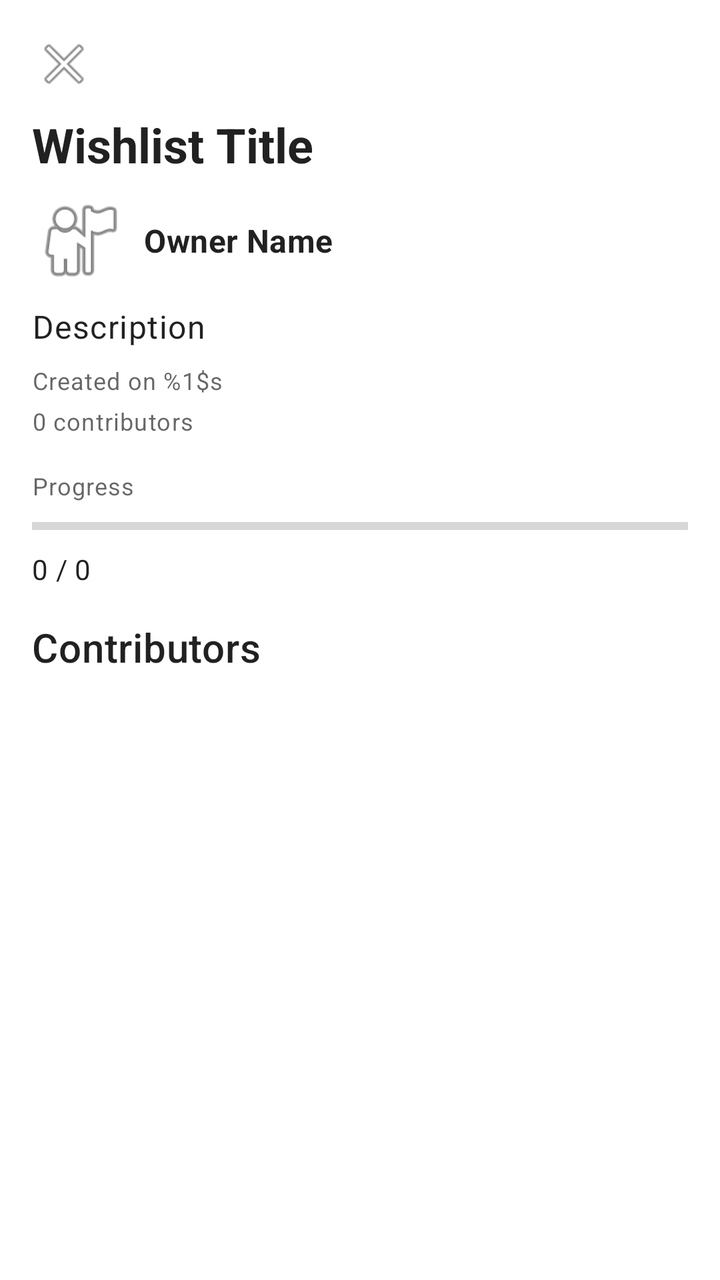
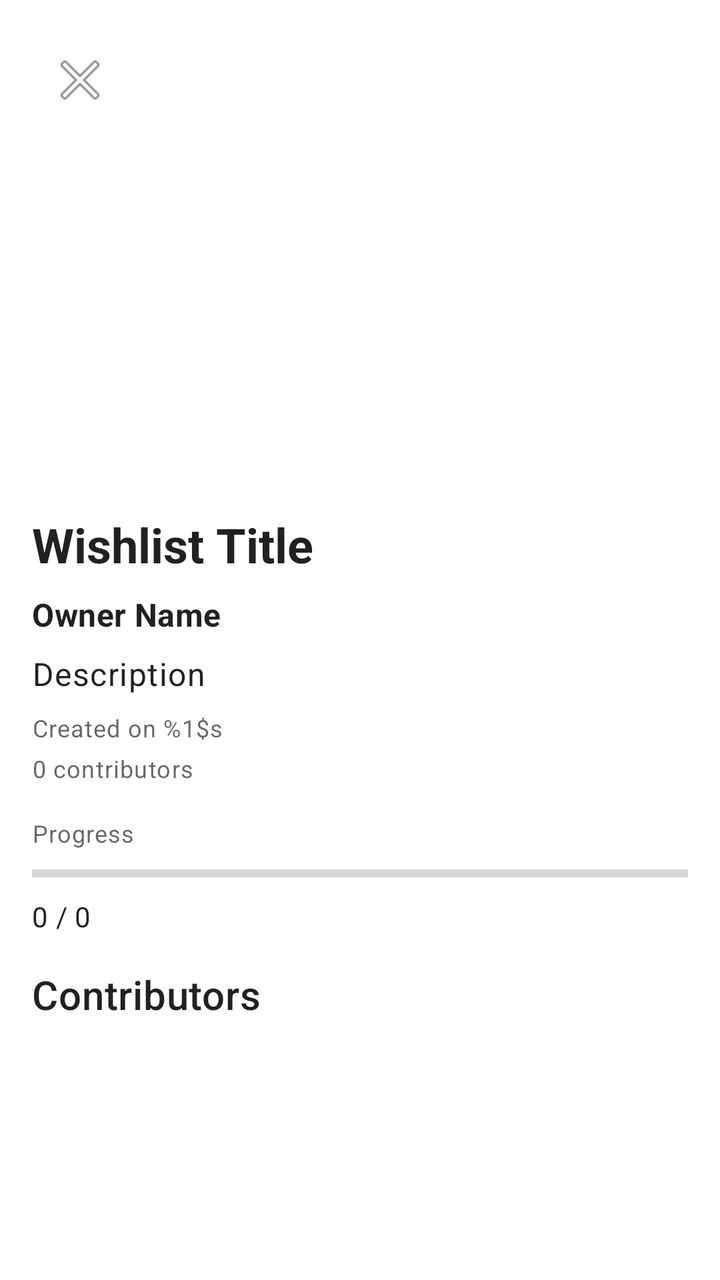

Before-and-after screenshots of an Android layout around one commit, followed by the original layout XML and the change that was made.
<!-- AndroidManifest.xml: application theme Theme.GiftersClub -->
<!-- res/layout/fragment_wishlist_detail.xml -->
<?xml version="1.0" encoding="utf-8"?>
<androidx.core.widget.NestedScrollView xmlns:android="http://schemas.android.com/apk/res/android"
    android:layout_width="match_parent"
    android:layout_height="match_parent"
    android:fillViewport="true">

    <LinearLayout
        android:layout_width="match_parent"
        android:layout_height="wrap_content"
        android:orientation="vertical"
        android:padding="16dp">

        <ImageButton
            android:id="@+id/btnBack"
            android:layout_width="wrap_content"
            android:layout_height="wrap_content"
            android:src="@android:drawable/ic_menu_close_clear_cancel"
            android:contentDescription="@string/close"
            android:background="?android:attr/selectableItemBackgroundBorderless" />

        <TextView
            android:id="@+id/tvWishlistTitle"
            android:layout_width="match_parent"
            android:layout_height="wrap_content"
            android:textAppearance="?attr/textAppearanceHeadline5"
            android:textStyle="bold"
            android:layout_marginTop="8dp"
            android:text="Wishlist Title" />

        <LinearLayout
            android:layout_width="match_parent"
            android:layout_height="wrap_content"
            android:orientation="horizontal"
            android:gravity="center_vertical"
            android:layout_marginTop="8dp">

            <ImageView
                android:id="@+id/ivOwnerAvatar"
                android:layout_width="48dp"
                android:layout_height="48dp"
                android:scaleType="centerCrop"
                android:src="@android:drawable/ic_menu_myplaces"
                android:contentDescription="Owner Avatar" />

            <TextView
                android:id="@+id/tvOwnerName"
                android:layout_width="wrap_content"
                android:layout_height="wrap_content"
                android:layout_marginStart="8dp"
                android:textAppearance="?attr/textAppearanceSubtitle1"
                android:textStyle="bold"
                android:text="Owner Name" />
        </LinearLayout>

        <TextView
            android:id="@+id/tvWishlistDescription"
            android:layout_width="match_parent"
            android:layout_height="wrap_content"
            android:layout_marginTop="8dp"
            android:textAppearance="?attr/textAppearanceBody1"
            android:text="Description" />

        <TextView
            android:id="@+id/tvCreatedOn"
            android:layout_width="match_parent"
            android:layout_height="wrap_content"
            android:layout_marginTop="8dp"
            android:textAppearance="?attr/textAppearanceCaption"
            android:text="@string/created_on" />

        <TextView
            android:id="@+id/tvContributorsCount"
            android:layout_width="match_parent"
            android:layout_height="wrap_content"
            android:layout_marginTop="4dp"
            android:textAppearance="?attr/textAppearanceCaption"
            android:text="0 contributors" />

        <TextView
            android:id="@+id/tvProgressLabel"
            android:layout_width="match_parent"
            android:layout_height="wrap_content"
            android:layout_marginTop="16dp"
            android:text="@string/progress"
            android:textAppearance="?attr/textAppearanceCaption" />

        <ProgressBar
            android:id="@+id/progressBar"
            style="?android:attr/progressBarStyleHorizontal"
            android:layout_width="match_parent"
            android:layout_height="wrap_content"
            android:progress="0"
            android:max="100"
            android:layout_marginTop="4dp" />

        <TextView
            android:id="@+id/tvProgressFraction"
            android:layout_width="match_parent"
            android:layout_height="wrap_content"
            android:layout_marginTop="4dp"
            android:textAppearance="?attr/textAppearanceBody2"
            android:text="0 / 0" />

        <TextView
            android:id="@+id/tvContributorsTitle"
            android:layout_width="match_parent"
            android:layout_height="wrap_content"
            android:layout_marginTop="16dp"
            android:text="@string/contributors_title"
            android:textAppearance="?attr/textAppearanceHeadline6" />

        <androidx.recyclerview.widget.RecyclerView
            android:id="@+id/rvContributors"
            android:layout_width="match_parent"
            android:layout_height="wrap_content"
            android:nestedScrollingEnabled="false"
            android:layout_marginTop="8dp" />

    </LinearLayout>
</androidx.core.widget.NestedScrollView>
<!-- resources referenced by this layout -->
<resources>
  <string name="close">Close</string>
  <string name="contributors_title">Contributors</string>
  <string name="created_on">Created on %1$s</string>
  <string name="progress">Progress</string>
  <style name="Theme.GiftersClub" parent="Theme.MaterialComponents.DayNight.NoActionBar">
          
          <item name="colorPrimary">@color/purple_500</item>
          <item name="colorPrimaryVariant">@color/purple_700</item>
          <item name="colorOnPrimary">@color/white</item>
          
          <item name="colorSecondary">@color/teal_200</item>
          <item name="colorSecondaryVariant">@color/teal_700</item>
          <item name="colorOnSecondary">@color/black</item>
          
          <item name="android:statusBarColor">?attr/colorPrimaryVariant</item>
          
      </style>
  <color name="purple_500">#FF6200EE</color>
  <color name="purple_700">#FF3700B3</color>
  <color name="white">#FFFFFFFF</color>
  <color name="teal_200">#FF03DAC5</color>
  <color name="teal_700">#FF018786</color>
  <color name="black">#FF000000</color>
</resources>

<!-- the commit's change to res/layout/fragment_wishlist_detail.xml (unified diff, before → after) -->
@@ -10,13 +10,37 @@
         android:orientation="vertical"
         android:padding="16dp">
 
-        <ImageButton
-            android:id="@+id/btnBack"
-            android:layout_width="wrap_content"
-            android:layout_height="wrap_content"
-            android:src="@android:drawable/ic_menu_close_clear_cancel"
-            android:contentDescription="@string/close"
-            android:background="?android:attr/selectableItemBackgroundBorderless" />
+        <FrameLayout
+            android:layout_width="match_parent"
+            android:layout_height="200dp">
+
+            <ImageView
+                android:id="@+id/ivWishlistBanner"
+                android:layout_width="match_parent"
+                android:layout_height="match_parent"
+                android:scaleType="centerCrop"
+                android:visibility="gone" />
+
+            <ImageButton
+                android:id="@+id/btnBack"
+                android:layout_width="wrap_content"
+                android:layout_height="wrap_content"
+                android:src="@android:drawable/ic_menu_close_clear_cancel"
+                android:contentDescription="@string/close"
+                android:background="?android:attr/selectableItemBackgroundBorderless"
+                android:layout_margin="8dp"
+                android:layout_gravity="top|start" />
+
+            <ImageView
+                android:id="@+id/ivOwnerAvatar"
+                android:layout_width="64dp"
+                android:layout_height="64dp"
+                android:layout_marginStart="16dp"
+                android:layout_marginBottom="-32dp"
+                android:scaleType="centerCrop"
+                android:visibility="gone"
+                android:layout_gravity="bottom|start" />
+        </FrameLayout>
 
         <TextView
             android:id="@+id/tvWishlistTitle"
@@ -24,33 +48,17 @@
             android:layout_height="wrap_content"
             android:textAppearance="?attr/textAppearanceHeadline5"
             android:textStyle="bold"
-            android:layout_marginTop="8dp"
+            android:layout_marginTop="40dp"
             android:text="Wishlist Title" />
 
-        <LinearLayout
-            android:layout_width="match_parent"
+        <TextView
+            android:id="@+id/tvOwnerName"
+            android:layout_width="wrap_content"
             android:layout_height="wrap_content"
-            android:orientation="horizontal"
-            android:gravity="center_vertical"
-            android:layout_marginTop="8dp">
-
-            <ImageView
-                android:id="@+id/ivOwnerAvatar"
-                android:layout_width="48dp"
-                android:layout_height="48dp"
-                android:scaleType="centerCrop"
-                android:src="@android:drawable/ic_menu_myplaces"
-                android:contentDescription="Owner Avatar" />
-
-            <TextView
-                android:id="@+id/tvOwnerName"
-                android:layout_width="wrap_content"
-                android:layout_height="wrap_content"
-                android:layout_marginStart="8dp"
-                android:textAppearance="?attr/textAppearanceSubtitle1"
-                android:textStyle="bold"
-                android:text="Owner Name" />
-        </LinearLayout>
+            android:textAppearance="?attr/textAppearanceSubtitle1"
+            android:textStyle="bold"
+            android:layout_marginTop="8dp"
+            android:text="Owner Name" />
 
         <TextView
             android:id="@+id/tvWishlistDescription"
